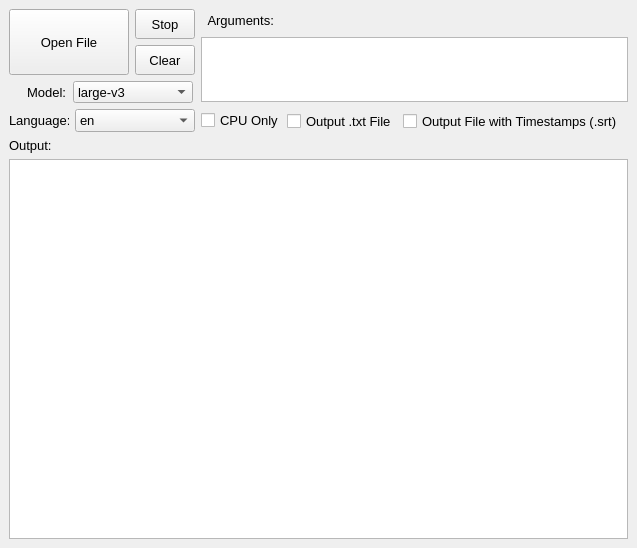
Old version of the form mainwindow.ui in the repository mehtabmahir/easy-whisper-ui.
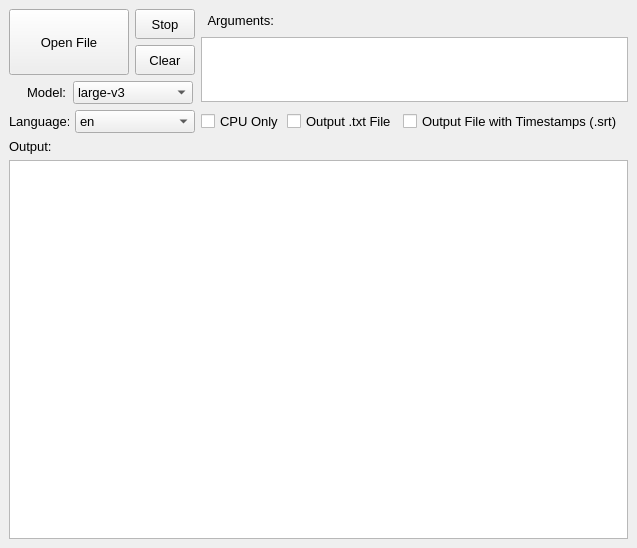
New version of the form.

```diff
--- a/mainwindow.ui
+++ b/mainwindow.ui
@@ -280,7 +280,7 @@
           <property name="maximumSize">
            <size>
             <width>120</width>
-            <height>22</height>
+            <height>100</height>
            </size>
           </property>
           <item>
```
